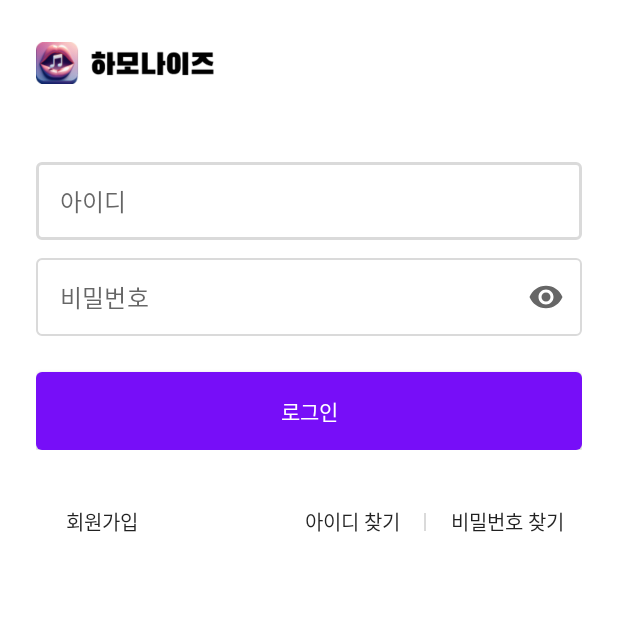
After one commit to Lavender-Team/Harmonize-app, an Android app: the LoginActivity screen opened directly, with no data from a screen before it, on a phone screen of 412 x 824 dp, the top half of it. The commit adds this screen. Run offline under Robolectric (Android 15) with nearby library versions, the phone set to English and light mode, and no system bars.

Commit message:
feat: 로그인 화면 레이아웃 구현

```diff
--- a/app/src/main/AndroidManifest.xml
+++ b/app/src/main/AndroidManifest.xml
@@ -12,6 +12,9 @@
         android:supportsRtl="true"
         android:theme="@style/Theme.Harmonize"
         tools:targetApi="31">
+        <activity
+            android:name=".ui.profile.LoginActivity"
+            android:exported="false" />
         <activity
             android:name=".ui.profile.GenreActivity"
             android:exported="false" />
--- /dev/null
+++ b/app/src/main/java/kr/ac/chungbuk/harmonize/ui/profile/LoginActivity.java
@@ -0,0 +1,16 @@
+package kr.ac.chungbuk.harmonize.ui.profile;
+
+import androidx.appcompat.app.AppCompatActivity;
+
+import android.os.Bundle;
+
+import kr.ac.chungbuk.harmonize.R;
+
+public class LoginActivity extends AppCompatActivity {
+
+    @Override
+    protected void onCreate(Bundle savedInstanceState) {
+        super.onCreate(savedInstanceState);
+        setContentView(R.layout.activity_login);
+    }
+}
--- a/app/src/main/java/kr/ac/chungbuk/harmonize/ui/test/TestActivity.java
+++ b/app/src/main/java/kr/ac/chungbuk/harmonize/ui/test/TestActivity.java
@@ -10,6 +10,7 @@ import android.view.View;
 import kr.ac.chungbuk.harmonize.R;
 import kr.ac.chungbuk.harmonize.ui.profile.GenderAgeActivity;
 import kr.ac.chungbuk.harmonize.ui.profile.GenreActivity;
+import kr.ac.chungbuk.harmonize.ui.profile.LoginActivity;
 
 public class TestActivity extends AppCompatActivity {
 
@@ -17,6 +18,14 @@ public class TestActivity extends AppCompatActivity {
     protected void onCreate(Bundle savedInstanceState) {
         super.onCreate(savedInstanceState);
         setContentView(R.layout.activity_test);
+
+        AppCompatButton btnOpenLogin = findViewById(R.id.btnOpenLogin);
+        btnOpenLogin.setOnClickListener(new View.OnClickListener() {
+            @Override
+            public void onClick(View v) {
+                startActivity(new Intent(TestActivity.this, LoginActivity.class));
+            }
+        });
 
         AppCompatButton btnOpenGenderAge = findViewById(R.id.btnOpenGenderAge);
         btnOpenGenderAge.setOnClickListener(new View.OnClickListener() {
--- a/app/src/main/res/layout/activity_gender_age.xml
+++ b/app/src/main/res/layout/activity_gender_age.xml
@@ -201,16 +201,20 @@
     </nl.bryanderidder.themedtogglebuttongroup.ThemedToggleButtonGroup>
 
 
-    <androidx.appcompat.widget.AppCompatButton
+    <FrameLayout
         android:layout_width="match_parent"
         android:layout_height="wrap_content"
         android:layout_marginHorizontal="24dp"
-        android:layout_marginBottom="36dp"
-        android:text="다음"
-        style="@style/Widget.AppCompat.Button.Colored"
-        android:background="@drawable/big_purple_button"
-        android:foreground="?selectableItemBackground"
-        />
+        android:layout_marginBottom="36dp">
+        <androidx.appcompat.widget.AppCompatButton
+            android:layout_width="match_parent"
+            android:layout_height="wrap_content"
+            android:text="다음"
+            style="@style/Widget.AppCompat.Button.Colored"
+            android:background="@drawable/big_purple_button"
+            android:foreground="?selectableItemBackground"
+            />
+    </FrameLayout>
 
 
 </LinearLayout>
--- a/app/src/main/res/layout/activity_genre.xml
+++ b/app/src/main/res/layout/activity_genre.xml
@@ -206,16 +206,20 @@
 
     </nl.bryanderidder.themedtogglebuttongroup.ThemedToggleButtonGroup>
 
-
-    <androidx.appcompat.widget.AppCompatButton
+    <FrameLayout
         android:layout_width="match_parent"
         android:layout_height="wrap_content"
         android:layout_marginHorizontal="24dp"
-        android:layout_marginBottom="36dp"
-        android:text="저장"
-        style="@style/Widget.AppCompat.Button.Colored"
-        android:background="@drawable/big_purple_button"
-        android:foreground="?selectableItemBackground"
-        />
+        android:layout_marginBottom="36dp">
+        <androidx.appcompat.widget.AppCompatButton
+            android:layout_width="match_parent"
+            android:layout_height="wrap_content"
+
+            android:text="저장"
+            style="@style/Widget.AppCompat.Button.Colored"
+            android:background="@drawable/big_purple_button"
+            android:foreground="?selectableItemBackground"
+            />
+    </FrameLayout>
 
 </LinearLayout>
--- /dev/null
+++ b/app/src/main/res/layout/activity_login.xml
@@ -0,0 +1,138 @@
+<?xml version="1.0" encoding="utf-8"?>
+<LinearLayout xmlns:android="http://schemas.android.com/apk/res/android"
+    xmlns:app="http://schemas.android.com/apk/res-auto"
+    xmlns:tools="http://schemas.android.com/tools"
+    android:layout_width="match_parent"
+    android:layout_height="match_parent"
+    android:orientation="vertical"
+    tools:context=".ui.profile.LoginActivity">
+
+    <LinearLayout
+        android:layout_width="match_parent"
+        android:layout_height="84dp"
+        android:orientation="horizontal"
+        android:gravity="center_vertical">
+
+        <ImageView
+            android:layout_width="120dp"
+            android:layout_height="wrap_content"
+            android:src="@drawable/logo_title"
+            android:layout_marginLeft="24dp"/>
+    </LinearLayout>
+
+    <LinearLayout
+        android:layout_width="match_parent"
+        android:layout_height="wrap_content"
+        android:orientation="vertical"
+        android:layout_margin="24dp">
+
+        <com.google.android.material.textfield.TextInputLayout
+            android:id="@+id/tilId"
+            style="@style/TextInputLayoutStyle"
+            android:layout_width="match_parent"
+            android:layout_height="52dp"
+            android:layout_weight="1"
+            app:boxCornerRadiusBottomEnd="4dp"
+            app:boxCornerRadiusBottomStart="4dp"
+            app:boxCornerRadiusTopEnd="4dp"
+            app:boxCornerRadiusTopStart="4dp"
+            app:endIconMode="clear_text"
+            app:hintEnabled="false">
+
+            <com.google.android.material.textfield.TextInputEditText
+                android:id="@+id/etId"
+                android:layout_width="match_parent"
+                android:layout_height="match_parent"
+                android:hint="아이디"
+                android:inputType="textEmailAddress"
+                android:imeOptions="actionNext"
+                android:paddingTop="4dp"
+                android:paddingBottom="4dp"
+                android:textColor="@color/black"
+                android:textSize="16sp"/>
+        </com.google.android.material.textfield.TextInputLayout>
+
+        <com.google.android.material.textfield.TextInputLayout
+            android:id="@+id/tilPassword"
+            style="@style/TextInputLayoutStyle"
+            android:layout_width="match_parent"
+            android:layout_height="52dp"
+            android:layout_weight="1"
+            android:layout_marginTop="12dp"
+            app:boxCornerRadiusBottomEnd="4dp"
+            app:boxCornerRadiusBottomStart="4dp"
+            app:boxCornerRadiusTopEnd="4dp"
+            app:boxCornerRadiusTopStart="4dp"
+            app:endIconMode="password_toggle"
+            app:hintEnabled="false">
+
+            <com.google.android.material.textfield.TextInputEditText
+                android:id="@+id/etPassword"
+                android:layout_width="match_parent"
+                android:layout_height="match_parent"
+                android:hint="비밀번호"
+                android:inputType="textPassword"
+                android:imeOptions="actionGo"
+                android:paddingTop="4dp"
+                android:paddingBottom="4dp"
+                android:textColor="@color/black"
+                android:textSize="16sp"/>
+        </com.google.android.material.textfield.TextInputLayout>
+
+        <androidx.appcompat.widget.AppCompatButton
+            android:layout_width="match_parent"
+            android:layout_height="52dp"
+            android:layout_marginTop="24dp"
+            android:text="로그인"
+            style="@style/Widget.AppCompat.Button.Colored"
+            android:background="@drawable/big_purple_button"
+            android:foreground="?selectableItemBackground"
+            />
+
+    </LinearLayout>
+
+    <LinearLayout
+        android:layout_width="match_parent"
+        android:layout_height="wrap_content"
+        android:orientation="horizontal"
+        android:layout_marginHorizontal="24dp"
+        android:gravity="center_vertical">
+
+        <FrameLayout
+            android:layout_width="match_parent"
+            android:layout_height="match_parent"
+            android:layout_weight="1">
+            <androidx.appcompat.widget.AppCompatButton
+                android:layout_width="wrap_content"
+                android:layout_height="wrap_content"
+                android:text="회원가입"
+                android:textSize="13sp"
+                android:background="@drawable/transparent_button"
+                android:foreground="?selectableItemBackground"/>
+        </FrameLayout>
+
+        <androidx.appcompat.widget.AppCompatButton
+            android:layout_width="wrap_content"
+            android:layout_height="wrap_content"
+            android:layout_marginRight="4dp"
+            android:text="아이디 찾기"
+            android:textSize="13sp"
+            android:background="@drawable/transparent_button"
+            android:foreground="?selectableItemBackground"/>
+
+        <FrameLayout
+            android:layout_width="1dp"
+            android:layout_height="12dp"
+            android:background="@color/gray_2"/>
+
+        <androidx.appcompat.widget.AppCompatButton
+            android:layout_width="100dp"
+            android:layout_height="wrap_content"
+            android:layout_marginLeft="4dp"
+            android:text="비밀번호 찾기"
+            android:textSize="13sp"
+            android:background="@drawable/transparent_button"
+            android:foreground="?selectableItemBackground"/>
+    </LinearLayout>
+
+</LinearLayout>
--- a/app/src/main/res/layout/activity_test.xml
+++ b/app/src/main/res/layout/activity_test.xml
@@ -8,10 +8,19 @@
     tools:context=".ui.test.TestActivity">
 
     <androidx.appcompat.widget.AppCompatButton
+        android:id="@+id/btnOpenLogin"
+        android:layout_width="match_parent"
+        android:layout_height="wrap_content"
+        android:layout_marginTop="80dp"
+        android:layout_marginHorizontal="24dp"
+        android:text="로그인"
+        />
+
+    <androidx.appcompat.widget.AppCompatButton
         android:id="@+id/btnOpenGenderAge"
         android:layout_width="match_parent"
         android:layout_height="wrap_content"
-        android:layout_marginTop="80dp"
+        android:layout_marginTop="12dp"
         android:layout_marginHorizontal="24dp"
         android:text="성별 연령대 선택"
         />
--- a/app/src/main/res/layout/fragment_search.xml
+++ b/app/src/main/res/layout/fragment_search.xml
@@ -30,10 +30,10 @@
                 android:layout_marginLeft="12dp"
                 android:layout_marginRight="12dp"
                 android:layout_weight="1"
-                app:boxCornerRadiusBottomEnd="8dp"
-                app:boxCornerRadiusBottomStart="8dp"
-                app:boxCornerRadiusTopEnd="8dp"
-                app:boxCornerRadiusTopStart="8dp"
+                app:boxCornerRadiusBottomEnd="4dp"
+                app:boxCornerRadiusBottomStart="4dp"
+                app:boxCornerRadiusTopEnd="4dp"
+                app:boxCornerRadiusTopStart="4dp"
                 app:endIconDrawable="@drawable/ic_search_black_24dp"
                 app:endIconMode="custom"
                 app:hintEnabled="false">
@@ -41,7 +41,7 @@
                 <com.google.android.material.textfield.TextInputEditText
                     android:id="@+id/etSearch"
                     android:layout_width="match_parent"
-                    android:layout_height="wrap_content"
+                    android:layout_height="match_parent"
                     android:hint="검색어 입력"
                     android:imeOptions="actionSearch"
                     android:inputType="text"
```
